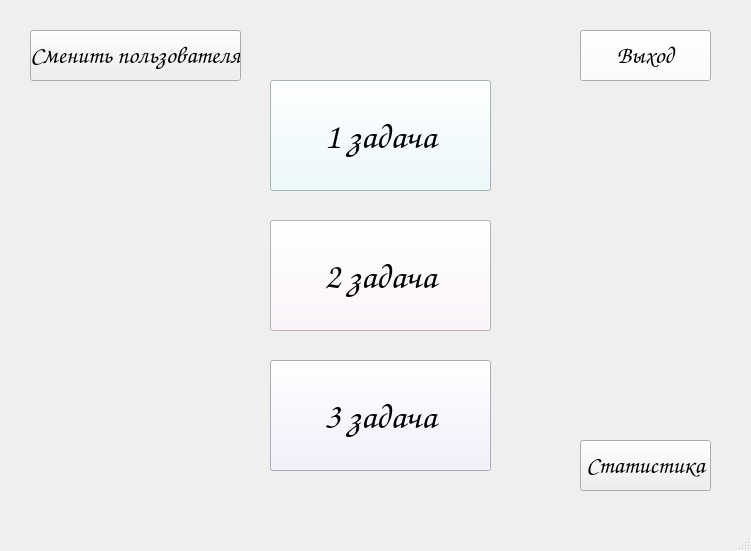
First picture: the form in mainwindow.ui, repository fdorii/TechProg2026_Shpunya, before the edit.
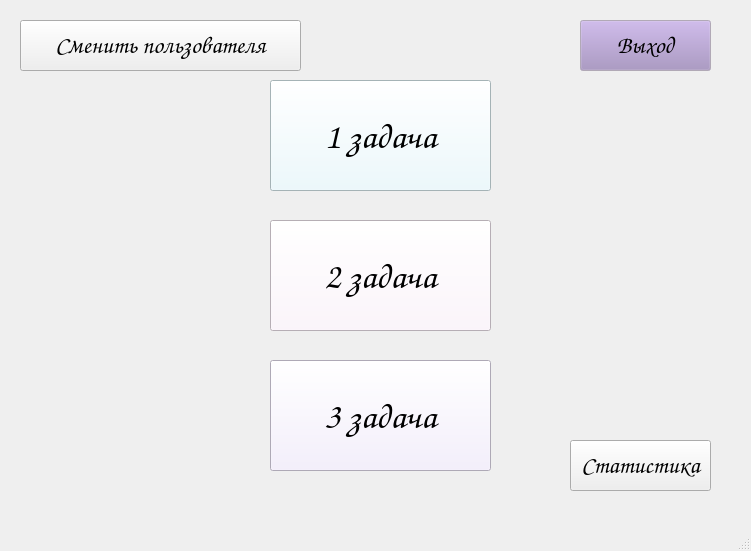
Second picture: the form after the edit.

```diff
--- a/mainwindow.ui
+++ b/mainwindow.ui
@@ -21,7 +21,7 @@
     <property name="geometry">
      <rect>
       <x>580</x>
-      <y>30</y>
+      <y>20</y>
       <width>131</width>
       <height>51</height>
      </rect>
@@ -32,9 +32,9 @@
        <colorrole role="Button">
         <brush brushstyle="SolidPattern">
          <color alpha="255">
-          <red>255</red>
-          <green>255</green>
-          <blue>255</blue>
+          <red>161</red>
+          <green>139</green>
+          <blue>190</blue>
          </color>
         </brush>
        </colorrole>
@@ -70,9 +70,9 @@
        <colorrole role="Button">
         <brush brushstyle="SolidPattern">
          <color alpha="255">
-          <red>255</red>
-          <green>255</green>
-          <blue>255</blue>
+          <red>161</red>
+          <green>139</green>
+          <blue>190</blue>
          </color>
         </brush>
        </colorrole>
@@ -108,9 +108,9 @@
        <colorrole role="Button">
         <brush brushstyle="SolidPattern">
          <color alpha="255">
-          <red>255</red>
-          <green>255</green>
-          <blue>255</blue>
+          <red>161</red>
+          <green>139</green>
+          <blue>190</blue>
          </color>
         </brush>
        </colorrole>
@@ -163,9 +163,9 @@
    <widget class="QPushButton" name="logoutButton">
     <property name="geometry">
      <rect>
-      <x>30</x>
-      <y>30</y>
-      <width>211</width>
+      <x>20</x>
+      <y>20</y>
+      <width>281</width>
       <height>51</height>
      </rect>
     </property>
@@ -188,9 +188,9 @@
    <widget class="QPushButton" name="pushButton_5">
     <property name="geometry">
      <rect>
-      <x>580</x>
+      <x>570</x>
       <y>440</y>
-      <width>131</width>
+      <width>141</width>
       <height>51</height>
      </rect>
     </property>
```
Left out of the diff: 26 changed lines with no effect on the pictures.
